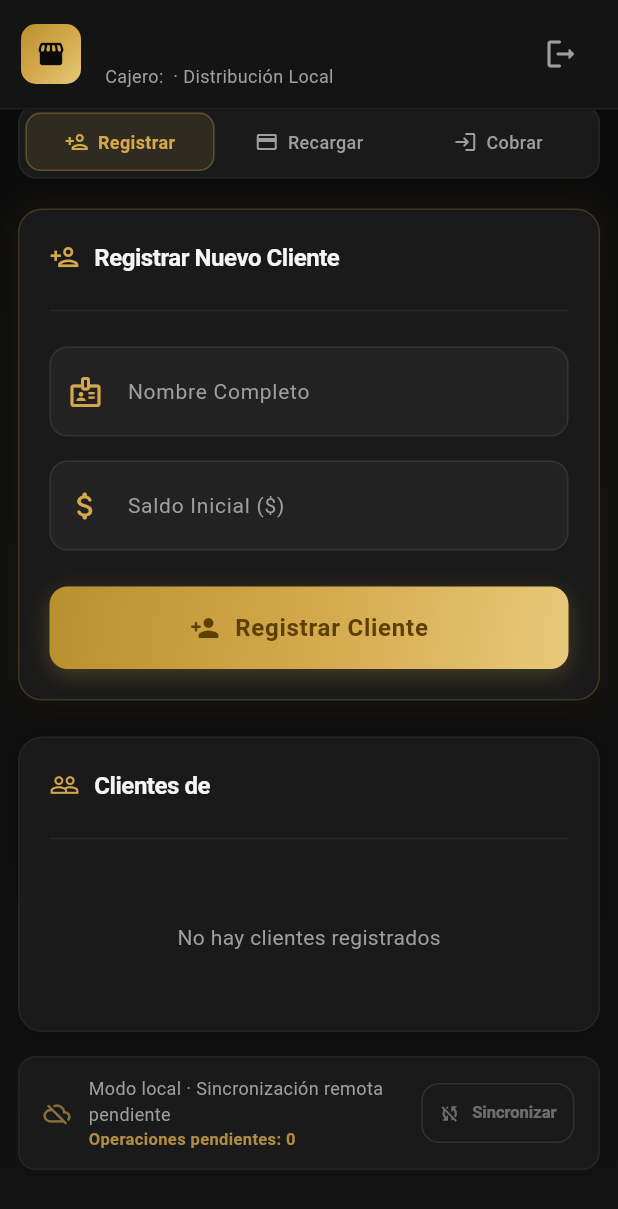
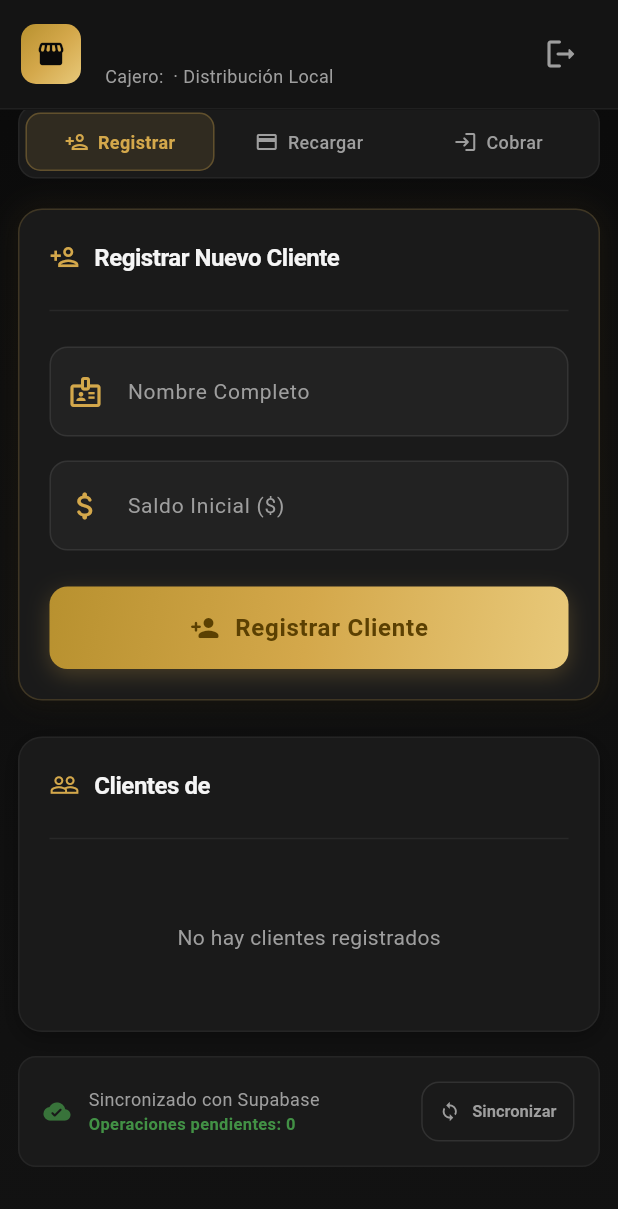
Before and after one commit to Yael290531/Fit.Net, a Flutter app: the CajeroDashboard screen opened directly with empty values, scrolled down 134 dp, on a phone screen of 412 x 824 dp. Shown: the top 1209 px of the screen. Run offline on Flutter 3.47's test engine with Material 3 defaults, Android fonts, the phone set to English and light mode, and no system bars; our stand-ins replace drift, drift_flutter, supabase; accounts and stored records are empty; generated files the repository leaves out were written again.

Commit message:
supa arrelgado

```diff
--- a/lib/data/repositories/sync_queue_repository.dart
+++ b/lib/data/repositories/sync_queue_repository.dart
@@ -14,7 +14,7 @@ class SyncQueueRepository {
   /// Devuelve todos los registros pendientes.
   Future<List<SyncQueueData>> obtenerPendientes() async {
     return (_db.select(_db.syncQueue)
-          ..where((t) => t.status.equals('pending'))
+          ..where((t) => t.status.isIn(['pending', 'failed']))
           ..orderBy([(t) => OrderingTerm(expression: t.createdAt)]))
         .get();
   }
@@ -22,7 +22,7 @@ class SyncQueueRepository {
   /// Stream de la cantidad total de registros pendientes.
   Stream<int> watchContadorPendientes() {
     return (_db.select(_db.syncQueue)
-          ..where((t) => t.status.equals('pending')))
+          ..where((t) => t.status.isIn(['pending', 'failed'])))
         .watch()
         .map((list) => list.length);
   }
--- a/lib/screens/cajero_dashboard.dart
+++ b/lib/screens/cajero_dashboard.dart
@@ -927,11 +927,15 @@ class _CajeroDashboardState extends State<CajeroDashboard> {
   }
 
   // ── Indicador de sincronización pendiente ──
+  bool _isSyncing = false;
+
   Widget _buildSyncStatusIndicator() {
     return StreamBuilder<int>(
       stream: _providers.syncQueueRepo.watchContadorPendientes(),
       builder: (context, snapshot) {
         final pendientes = snapshot.data ?? 0;
+        final hasPending = pendientes > 0;
+
         return Container(
           padding: const EdgeInsets.symmetric(horizontal: 16, vertical: 12),
           decoration: BoxDecoration(
@@ -942,8 +946,16 @@ class _CajeroDashboardState extends State<CajeroDashboard> {
           child: Row(
             children: [
               Icon(
-                Icons.cloud_off_rounded,
-                color: FitNetTheme.gold.withValues(alpha: 0.6),
+                _isSyncing
+                    ? Icons.cloud_sync_rounded
+                    : hasPending
+                        ? Icons.cloud_upload_rounded
+                        : Icons.cloud_done_rounded,
+                color: _isSyncing
+                    ? FitNetTheme.gold
+                    : hasPending
+                        ? FitNetTheme.gold.withValues(alpha: 0.6)
+                        : FitNetTheme.success.withValues(alpha: 0.6),
                 size: 18,
               ),
               const SizedBox(width: 12),
@@ -951,17 +963,27 @@ class _CajeroDashboardState extends State<CajeroDashboard> {
                 child: Column(
                   crossAxisAlignment: CrossAxisAlignment.start,
                   children: [
-                    const Text(
-                      'Modo local · Sincronización remota pendiente',
-                      style: TextStyle(
+                    Text(
+                      _isSyncing
+                          ? 'Sincronizando con Supabase...'
+                          : hasPending
+                              ? 'Operaciones pendientes de sincronizar'
+                              : 'Sincronizado con Supabase',
+                      style: const TextStyle(
                         color: FitNetTheme.textSecondary,
                         fontSize: 12,
                       ),
                     ),
                     Text(
-                      'Operaciones pendientes: $pendientes',
+                      _isSyncing
+                          ? 'Enviando datos...'
+                          : 'Operaciones pendientes: $pendientes',
                       style: TextStyle(
-                        color: FitNetTheme.gold.withValues(alpha: 0.8),
+                        color: _isSyncing
+                            ? FitNetTheme.gold
+                            : hasPending
+                                ? FitNetTheme.gold.withValues(alpha: 0.8)
+                                : FitNetTheme.success.withValues(alpha: 0.8),
                         fontSize: 11,
                         fontWeight: FontWeight.w600,
                       ),
@@ -969,25 +991,33 @@ class _CajeroDashboardState extends State<CajeroDashboard> {
                   ],
                 ),
               ),
-              Tooltip(
-                message:
-                    'La conexión con el servidor central se implementará próximamente.',
-                child: OutlinedButton.icon(
-                  onPressed: null, // Deshabilitado hasta Supabase
-                  icon: const Icon(Icons.sync_disabled, size: 14),
-                  label: const Text(
-                    'Sincronizar',
-                    style: TextStyle(fontSize: 11),
+              OutlinedButton.icon(
+                onPressed: _isSyncing ? null : () => _syncToSupabase(),
+                icon: _isSyncing
+                    ? const SizedBox(
+                        width: 14,
+                        height: 14,
+                        child: CircularProgressIndicator(
+                          strokeWidth: 2,
+                          color: FitNetTheme.gold,
+                        ),
+                      )
+                    : const Icon(Icons.sync, size: 14),
+                label: Text(
+                  _isSyncing ? 'Enviando...' : 'Sincronizar',
+                  style: const TextStyle(fontSize: 11),
                 ),
                 style: OutlinedButton.styleFrom(
-                    foregroundColor: FitNetTheme.textSecondary,
+                  foregroundColor:
+                      hasPending ? FitNetTheme.gold : FitNetTheme.textSecondary,
                   side: BorderSide(
-                      color: Colors.white.withValues(alpha: 0.1),
+                    color: hasPending
+                        ? FitNetTheme.gold.withValues(alpha: 0.3)
+                        : Colors.white.withValues(alpha: 0.1),
                   ),
                   padding: const EdgeInsets.symmetric(
                     horizontal: 12,
                     vertical: 8,
-                    ),
                   ),
                 ),
               ),
@@ -997,4 +1027,31 @@ class _CajeroDashboardState extends State<CajeroDashboard> {
       },
     );
   }
+
+  /// Ejecuta la sincronización: push de cambios locales a Supabase.
+  Future<void> _syncToSupabase() async {
+    setState(() => _isSyncing = true);
+
+    try {
+      final syncService = _providers.syncService;
+
+      // 1. Subir cambios locales pendientes.
+      await syncService.pushPendingChanges();
+
+      // 2. Descargar cambios remotos (opcional).
+      await syncService.pullRemoteChanges();
+
+      if (mounted) {
+        _showSnackBar('Sincronización completada ✓', isSuccess: true);
       }
+    } catch (e) {
+      if (mounted) {
+        _showSnackBar('Error al sincronizar: $e', isError: true);
+      }
+    } finally {
+      if (mounted) {
+        setState(() => _isSyncing = false);
+      }
+    }
+  }
+}
--- a/pubspec.yaml
+++ b/pubspec.yaml
@@ -41,7 +41,7 @@ dependencies:
   uuid: ^4.5.0               # Generación de UUIDs para PKs
 
   # ── Sincronización remota (Supabase) ──────────────────────────────
-  supabase_flutter: ^2.8.0    # Cliente Supabase para Flutter
+  supabase: ^2.4.0             # Cliente Supabase puro (sin dependencias nativas)
 
 dev_dependencies:
   flutter_test:
@@ -57,6 +57,7 @@ dev_dependencies:
   # ── Generación de código Drift ────────────────────────────────────────
   drift_dev: ^2.34.0
   build_runner: ^2.4.0
+
 
 # For information on the generic Dart part of this file, see the
 # following page: https://dart.dev/tools/pub/pubspec
```
Also changed, not shown: lib/core/remote/remote_sync_service.dart (+10 -7 lines), lib/data/repositories/clientes_repository.dart (+20 -3 lines), lib/main.dart (+7 -0 lines), lib/screens/admin_dashboard.dart (+31 -4 lines), 5 other files. Lines whose indentation alone changed are shown as unchanged.
